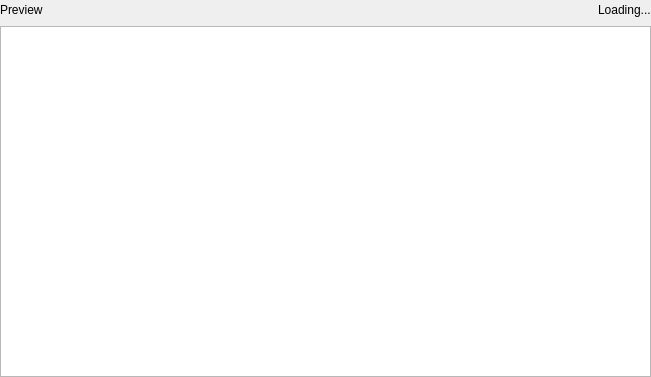
Before: the Qt Designer form src/smartplaylists/searchpreview.ui in clementine-player/Clementine, drawn with Qt 5.
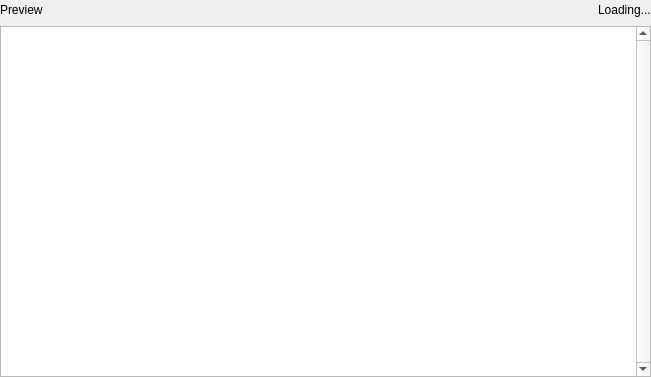
After: the same form once the commit is applied. Custom widgets are drawn as their Qt base class.

Commit message: Always show a scrollbar in the smart playlist preview (avoids flickering when the viewport resizes), and stop the new search term widget responding to mouse events when it's disabled

What changed in the file:
```diff
--- a/src/smartplaylists/searchpreview.ui
+++ b/src/smartplaylists/searchpreview.ui
@@ -65,6 +65,9 @@
    </item>
    <item>
     <widget class="PlaylistView" name="tree">
+     <property name="verticalScrollBarPolicy">
+      <enum>Qt::ScrollBarAlwaysOn</enum>
+     </property>
      <property name="rootIsDecorated">
       <bool>false</bool>
      </property>
```
The commit also changes 1 other file.
